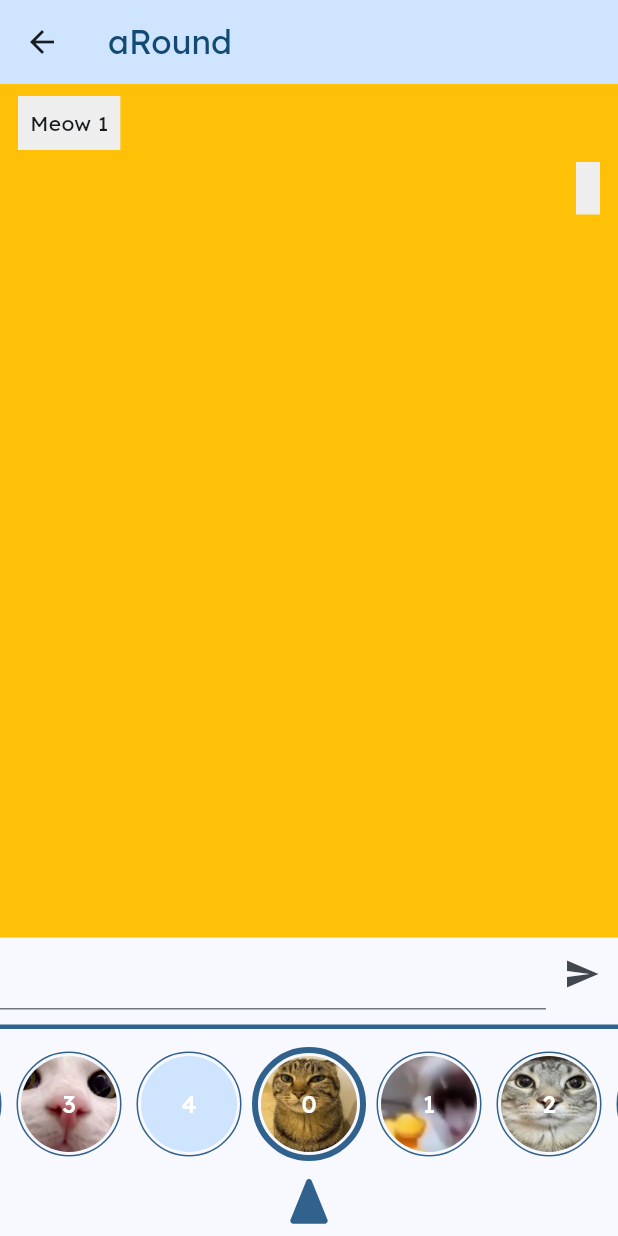
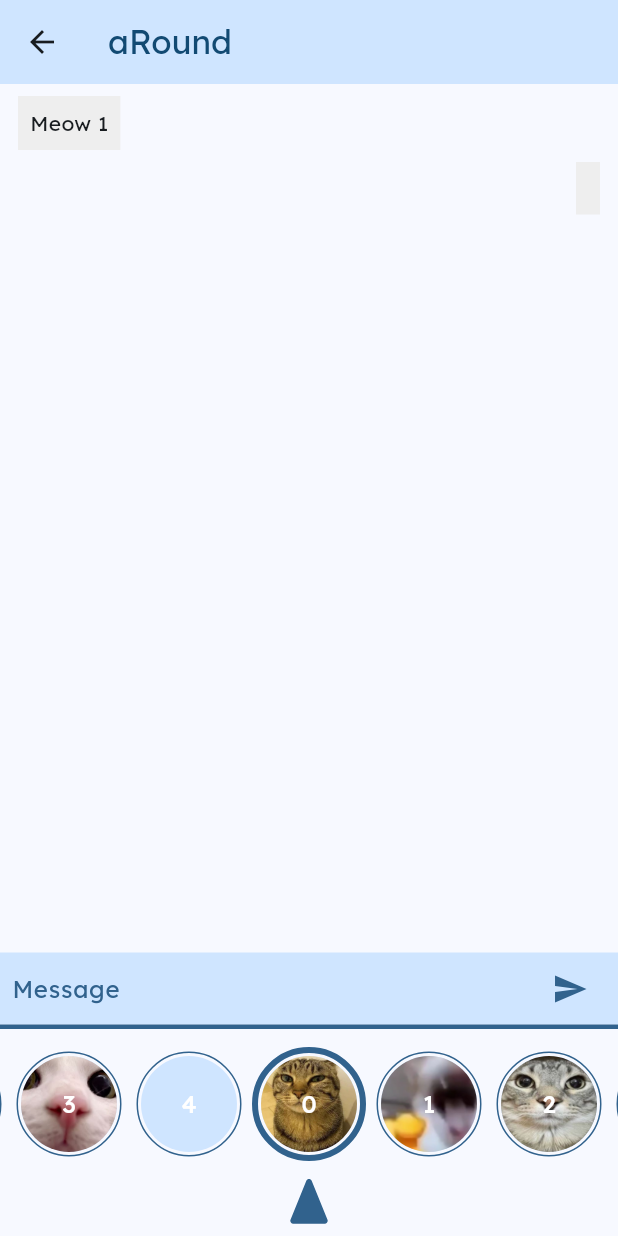
Before and after one commit to faAanya/online-chatik, a Flutter app: the HomePage screen opened directly, after a tap on the "send" icon, on a phone screen of 412 x 824 dp. Run offline on Flutter 3.47's test engine with Material 3 defaults, Android fonts, the phone set to English and light mode, and no system bars; our stand-ins replace flutter_svg, mask_text_input_formatter; accounts and stored records are empty.

Commit message:
add message textfield

```diff
--- a/flutter_frontend/lib/components/chat_view.dart
+++ b/flutter_frontend/lib/components/chat_view.dart
@@ -17,6 +17,19 @@ class ChatView extends StatefulWidget {
 class _ChatViewState extends State<ChatView> {
   final TextEditingController _controller = TextEditingController();
 
+  void sendMessage(Chat chat, User me) {
+    setState(() {
+      chat.addMessage(
+        TextMessage(
+          content: _controller.text,
+          senderId: me.id,
+          createdAt: DateTime.now(),
+        ),
+      );
+      _controller.clear();
+    });
+  }
+
   @override
   Widget build(BuildContext context) {
     return ChangeNotifierProvider<Chat>.value(
@@ -30,7 +43,7 @@ class _ChatViewState extends State<ChatView> {
               children: [
                 Expanded(
                   child: Container(
-                    color: Colors.amber,
+                    color: Theme.of(context).colorScheme.surface,
                     child: ListView.builder(
                       itemCount: chat.messages.length,
                       itemBuilder: (context, index) {
@@ -42,32 +55,83 @@ class _ChatViewState extends State<ChatView> {
                     ),
                   ),
                 ),
-                Row(
-                  mainAxisSize: MainAxisSize.min,
-                  children: [
-                    Expanded(child: TextField(controller: _controller)),
-                    IconButton(
-                      onPressed: () {
-                        setState(() {
-                          chat.addMessage(
-                            TextMessage(
-                              content: _controller.text,
-                              senderId: me.id,
-                              createdAt: DateTime.now(),
-                            ),
-                          );
-                          _controller.clear();
-                        });
-                      },
-                      icon: Icon(Icons.send),
-                    ),
-                  ],
+                MessageTextField(
+                  controller: _controller,
+                  onSend: () => sendMessage(chat, me),
                 ),
               ],
             );
           },
         );
       },
+    );
+  }
+}
+
+class MessageTextField extends StatelessWidget {
+  const MessageTextField({
+    super.key,
+    required this.controller,
+    required this.onSend,
+  });
+
+  final TextEditingController controller;
+  final void Function() onSend;
+
+  @override
+  Widget build(BuildContext context) {
+    return Container(
+      decoration: BoxDecoration(
+        color: Theme.of(context).colorScheme.primaryContainer,
+      ),
+      child: Padding(
+        padding: const EdgeInsets.symmetric(horizontal: 8.0),
+        child: Row(
+          mainAxisSize: MainAxisSize.min,
+          crossAxisAlignment: CrossAxisAlignment.end,
+          children: [
+            Expanded(
+              child: ConstrainedBox(
+                constraints: BoxConstraints(maxHeight: 150, minHeight: 48),
+                child: Padding(
+                  padding: const EdgeInsets.symmetric(vertical: 12.0),
+                  child: TextField(
+                    keyboardType: TextInputType.multiline,
+                    controller: controller,
+                    decoration: InputDecoration(
+                      border: InputBorder.none,
+                      enabledBorder: InputBorder.none,
+                      focusedBorder: InputBorder.none,
+                      errorBorder: InputBorder.none,
+                      disabledBorder: InputBorder.none,
+                      focusedErrorBorder: InputBorder.none,
+                      isDense: true,
+                      contentPadding: EdgeInsets.zero,
+                      hintText: 'Message',
+                      hintStyle: TextStyle(
+                        color: Theme.of(context).colorScheme.surfaceTint,
+                        fontSize: 16,
+                      ),
+                    ),
+                    maxLines: null,
+                    minLines: null,
+                  ),
+                ),
+              ),
+            ),
+            IconButton(
+              constraints: BoxConstraints(),
+              padding: EdgeInsets.zero,
+              onPressed: onSend,
+              iconSize: 24,
+              icon: Icon(
+                Icons.send,
+                color: Theme.of(context).colorScheme.primary,
+              ),
+            ),
+          ],
+        ),
+      ),
     );
   }
 }
@@ -88,6 +152,7 @@ class MessageTile extends StatelessWidget {
             : MainAxisAlignment.start,
         children: [
           Container(
+            constraints: BoxConstraints(maxWidth: 350),
             color: Colors.grey[200],
             child: Padding(
               padding: const EdgeInsets.all(8.0),
--- a/flutter_frontend/lib/components/my_carousel.dart
+++ b/flutter_frontend/lib/components/my_carousel.dart
@@ -23,7 +23,10 @@ class _MyCarouselState extends State<MyCarousel> {
       builder: (context, chatService, child) {
         return Column(
           children: [
-            SizedBox(
+            Container(
+              decoration: BoxDecoration(
+                color: Theme.of(context).colorScheme.surface,
+              ),
               height: 100,
               child: InfiniteCarousel.builder(
                 onIndexChanged: (i) => chatService.changeSelection(i),
--- a/flutter_frontend/lib/pages/home_page.dart
+++ b/flutter_frontend/lib/pages/home_page.dart
@@ -32,7 +32,6 @@ class _HomePageState extends State<HomePage> {
               child: Column(
                 children: [
                   Expanded(child: ChatView(chat: chatService.selectedChat)),
-                  SizedBox(height: 10),
                   Divider(
                     height: 3,
                     thickness: 3,
```
